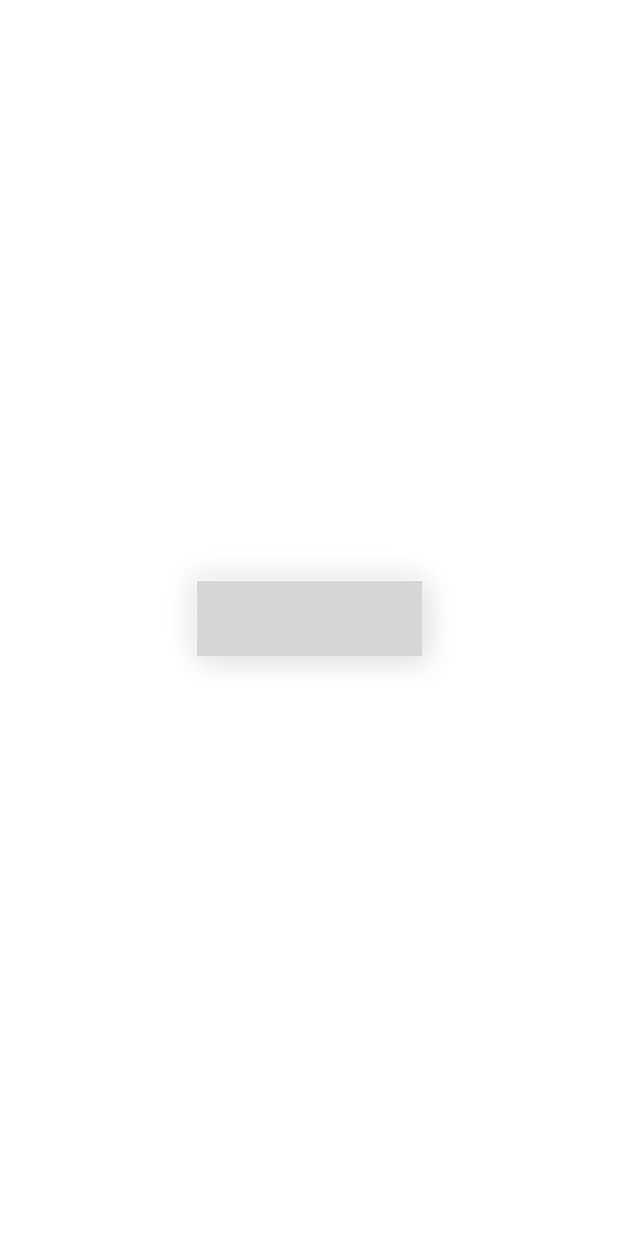
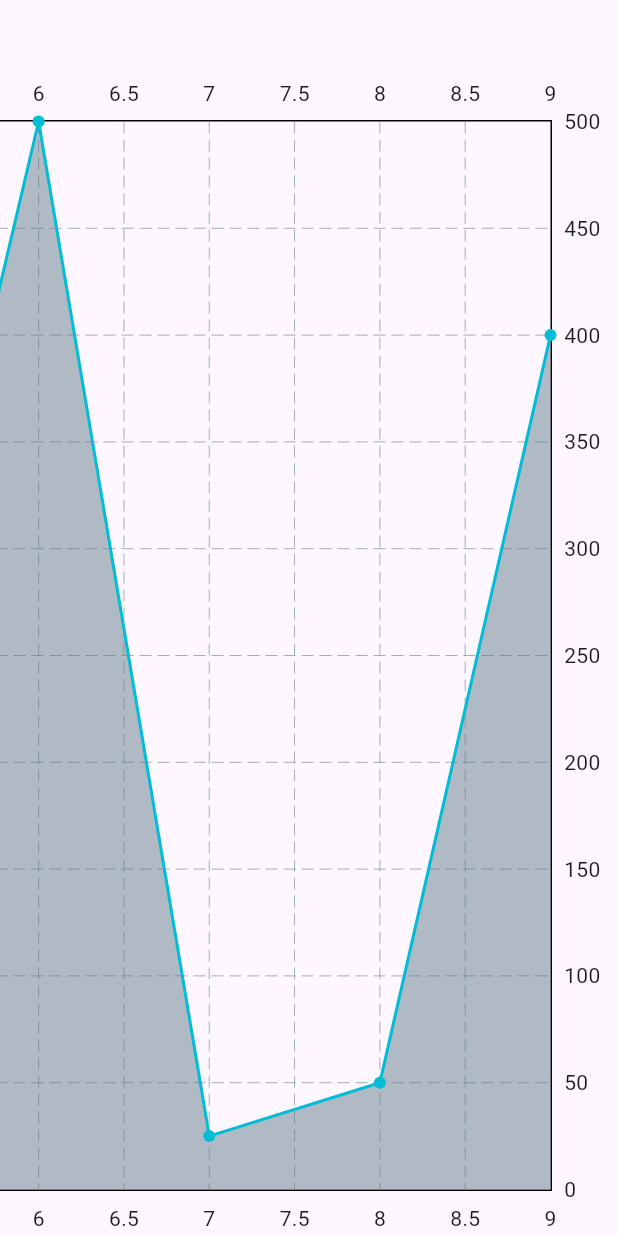
Before and after one commit to Modather-ali/money_manager, a Flutter app: the screen it shows after launch, on a phone screen of 412 x 824 dp. Run offline on Flutter 3.47's test engine with Material 3 defaults, Android fonts, the phone set to English and light mode, and no system bars; drawn by our look-alikes of fl_chart; our stand-ins replace cloud_firestore, firebase_auth, get, google_sign_in; accounts and stored records are empty; grey boxes are pictures that could not be loaded.

Commit message:
redesing the ui

```diff
--- a/lib/main.dart
+++ b/lib/main.dart
@@ -1,13 +1,10 @@
-import 'package:firebase_core/firebase_core.dart';
 import 'package:flutter/material.dart';
 import 'package:get/get.dart';
-import 'screens/chart_screen.dart';
+import 'package:money_manager/screens/tracker_chart.dart';
 
 void main() async {
   WidgetsFlutterBinding.ensureInitialized();
-  // SystemChrome.setPreferredOrientations([DeviceOrientation.portraitUp]);
-
-  await Firebase.initializeApp();
+  // await Firebase.initializeApp();
   runApp(const MyApp());
 }
 
@@ -17,9 +14,23 @@ class MyApp extends StatelessWidget {
   @override
   Widget build(BuildContext context) {
     return GetMaterialApp(
-      title: 'Flutter Demo',
+      title: 'Money Manager',
       theme: ThemeData(),
-      home: const ChartScreen(),
+      home: const UsedMoneyChartScreen(),
     );
   }
 }
+
+class UsedMoneyChartScreen extends StatelessWidget {
+  const UsedMoneyChartScreen({super.key});
+
+  @override
+  Widget build(BuildContext context) {
+    return const Scaffold(
+      body: TrackerChart(
+        scoreOfMonth: [100, 150, 90, 100, 160, 500, 25, 50, 400],
+        target: 0,
+      ),
+    );
+  }
+}
--- a/lib/screens/chart_screen.dart
+++ b/lib/screens/chart_screen.dart
@@ -33,14 +33,14 @@ class _ChartScreenState extends State<ChartScreen> {
               currantDateAsList[2]] ??
           {};
       // double key = i.toDouble();
-      // print(data);
-      // if (data.isNotEmpty) {
-      _outCome[1] = data["outcome"];
-      _inCome[1] = data["income"];
-      // } else {
-      //   _outCome[key] = 0;
-      //   _inCome[key] = 0;
-      // }
+      print(data);
+      if (data.isNotEmpty) {
+        _outCome[1] = data["outcome"];
+        _inCome[1] = data["income"];
+      } else {
+        _outCome[1] = 0;
+        _inCome[1] = 0;
+      }
     }
 
     setState(() {});
--- /dev/null
+++ b/lib/screens/tracker_chart.dart
@@ -0,0 +1,87 @@
+import 'package:fl_chart/fl_chart.dart';
+import 'package:flutter/material.dart';
+
+class TrackerChart extends StatefulWidget {
+  final List scoreOfMonth;
+  final num target;
+  const TrackerChart({
+    super.key,
+    required this.scoreOfMonth,
+    required this.target,
+  });
+
+  @override
+  State<TrackerChart> createState() => _TrackerChartState();
+}
+
+class _TrackerChartState extends State<TrackerChart> {
+  List<FlSpot> spots = [];
+  List<FlSpot> targetSpots = [];
+  final ScrollController _controller = ScrollController();
+  _getSpots() {
+    for (int dayNumber = 1;
+        dayNumber <= widget.scoreOfMonth.length;
+        dayNumber++) {
+      spots.add(
+        FlSpot(
+          dayNumber.toDouble(),
+          widget.scoreOfMonth[dayNumber - 1].toDouble(),
+        ),
+      );
+      targetSpots.add(
+        FlSpot(
+          dayNumber.toDouble(),
+          widget.target.toDouble(),
+        ),
+      );
+    }
+    setState(() {});
+  }
+
+  @override
+  void initState() {
+    _getSpots();
+    super.initState();
+  }
+
+  @override
+  Widget build(BuildContext context) {
+    return SingleChildScrollView(
+      scrollDirection: Axis.horizontal,
+      controller: _controller,
+      reverse: true,
+      child: Container(
+        width: 1000,
+        height: double.maxFinite,
+        padding: const EdgeInsets.only(top: 50),
+        child: LineChart(
+          _chartData,
+        ),
+      ),
+    );
+  }
+
+  LineChartData get _chartData => LineChartData(
+        lineBarsData: [
+          habitChartData,
+          targetChart,
+        ],
+        minY: 0,
+        lineTouchData: const LineTouchData(),
+      );
+
+  LineChartBarData get habitChartData => LineChartBarData(
+        barWidth: 2,
+        isStrokeCapRound: true,
+        spots: spots,
+        belowBarData: BarAreaData(show: true),
+      );
+
+  LineChartBarData get targetChart => LineChartBarData(
+        barWidth: 1,
+        isStrokeCapRound: true,
+        spots: targetSpots,
+        color: Colors.orange,
+        show: widget.target > 0,
+      );
+}
```
Also changed, not shown: pubspec.yaml (+4 -4 lines), pubspec.lock, 1 other file.
